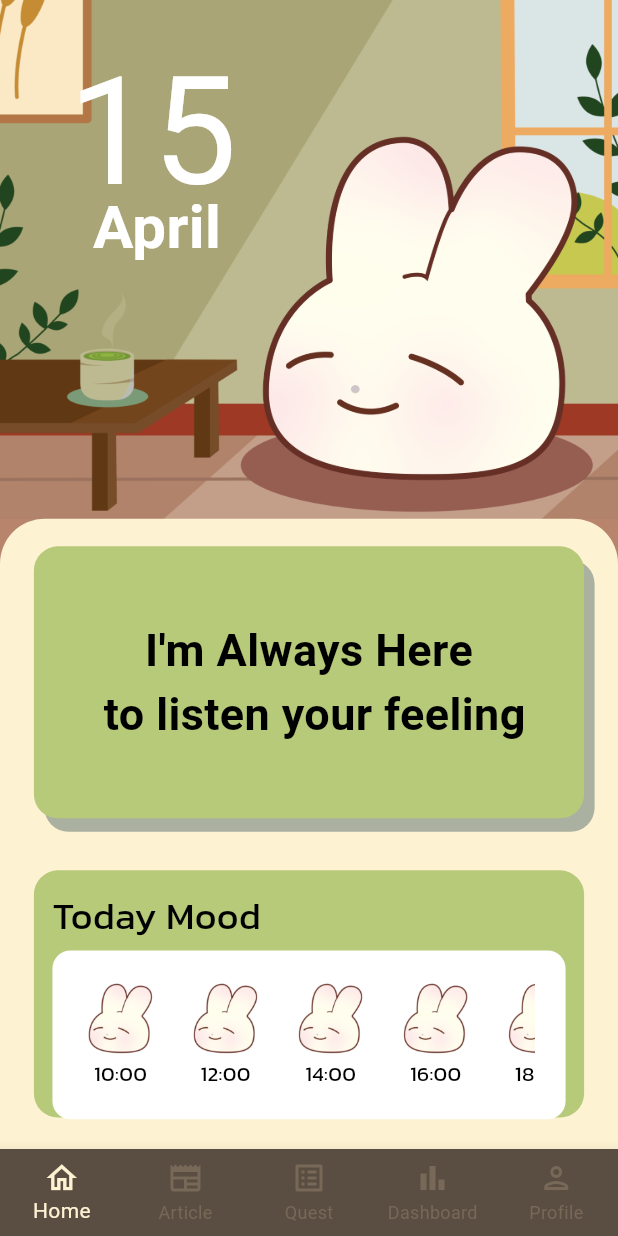
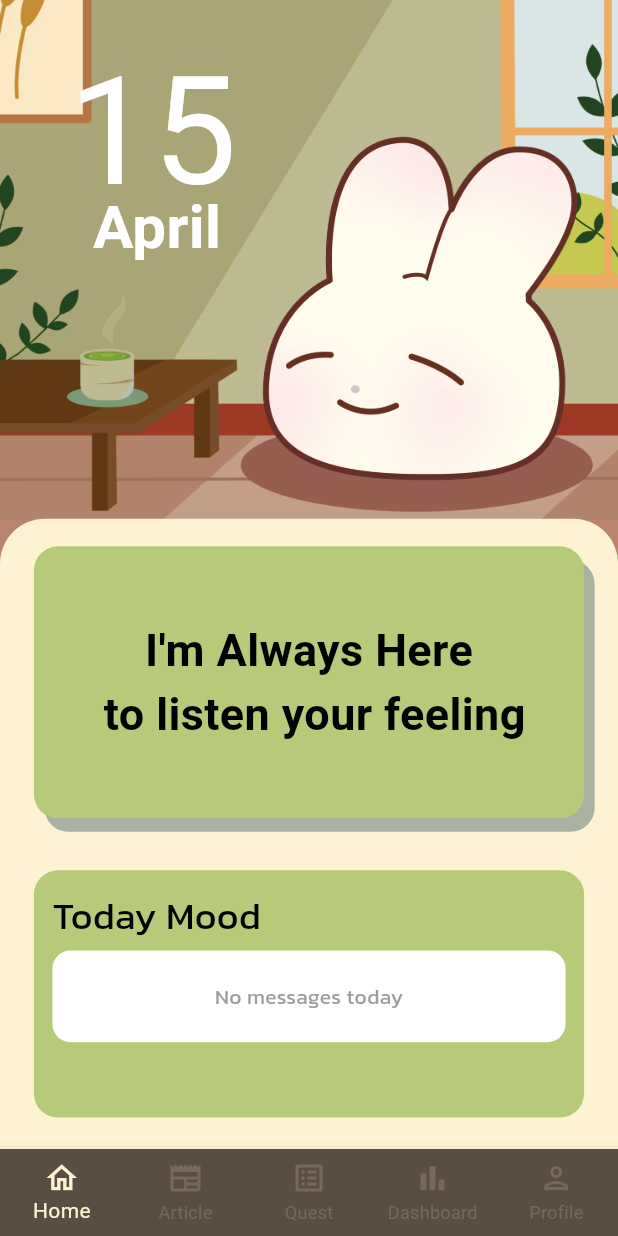
Before and after one commit to lipikakanlayarit/MobileApplication-Project-15, a Flutter app: the screen it shows after launch, on a phone screen of 412 x 824 dp. Run offline on Flutter 3.47's test engine with Material 3 defaults, Android fonts, the phone set to English and light mode, and no system bars; our stand-ins replace easy_date_timeline, sqflite; accounts and stored records are empty; Roboto replaces fonts that are missing (KleeOne).

Commit message:
db for homepage

```diff
--- a/lib/pages/home_page.dart
+++ b/lib/pages/home_page.dart
@@ -1,6 +1,7 @@
 import 'package:flutter/material.dart';
 import 'package:intl/intl.dart';
 import 'package:mobile_project/pages/Chat_page.dart';
+import 'package:mobile_project/models/db_helper.dart';
 
 class HomePage extends StatelessWidget {
   const HomePage({super.key});
@@ -22,9 +23,6 @@ class HomePage extends StatelessWidget {
   }
 }
 
-
-
-// Header Section: Date, Background Image, "It's gonna be okay"
 class HeaderSection extends StatelessWidget {
   final double screenWidth;
   final double screenHeight;
@@ -48,7 +46,6 @@ class HeaderSection extends StatelessWidget {
         ),
         child: Stack(
           children: [
-            // Date and Month
             Positioned(
               top: screenHeight * 0.02,
               left: screenWidth * 0.11,
@@ -66,7 +63,6 @@ class HeaderSection extends StatelessWidget {
                 ],
               ),
             ),
-
             Positioned(
               top: screenHeight * 0.15,
               left: screenWidth * 0.15,
@@ -85,8 +81,6 @@ class HeaderSection extends StatelessWidget {
                 ],
               ),
             ),
-
-            // Bunny Image
             Positioned(
               bottom: screenHeight * 0.02,
               right: screenWidth * 0.02,
@@ -127,7 +121,7 @@ class BottomSection extends StatelessWidget {
       child: Column(
         children: [
           FeelButtonSection(screenWidth: screenWidth, screenHeight: screenHeight),
-          SizedBox(height: 10),  // Space between sections, can adjust this
+          SizedBox(height: 10),
           TodayMoodSection(screenWidth: screenWidth, screenHeight: screenHeight),
         ],
       ),
@@ -146,16 +140,15 @@ class FeelButtonSection extends StatelessWidget {
 
   @override
   Widget build(BuildContext context) {
-    return GestureDetector(  // Added GestureDetector to handle tap
+    return GestureDetector(
       onTap: () {
-        // Navigate to the ChatPage when tapped
         Navigator.push(
           context,
           MaterialPageRoute(builder: (context) => ChatPage(userId: 1)),
         );
       },
       child: Container(
-        height: screenHeight * 0.22,  // Set a fixed height, you can adjust the value as needed
+        height: screenHeight * 0.22,
         margin: EdgeInsets.symmetric(
           horizontal: screenWidth * 0.05,
           vertical: screenHeight * 0.02,
@@ -188,7 +181,7 @@ class FeelButtonSection extends StatelessWidget {
   }
 }
 
-class TodayMoodSection extends StatelessWidget {
+class TodayMoodSection extends StatefulWidget {
   final double screenWidth;
   final double screenHeight;
 
@@ -198,15 +191,46 @@ class TodayMoodSection extends StatelessWidget {
   });
 
   @override
+  State<TodayMoodSection> createState() => _TodayMoodSectionState();
+}
+
+class _TodayMoodSectionState extends State<TodayMoodSection> {
+  final DatabaseHelper _dbHelper = DatabaseHelper();
+  List<Map<String, dynamic>> _todayMessages = [];
+  bool _isLoading = true;
+
+  @override
+  void initState() {
+    super.initState();
+    _loadTodayMessages();
+  }
+
+  Future<void> _loadTodayMessages() async {
+    try {
+      final messages = await _dbHelper.getMessagesForToday();
+
+      setState(() {
+        _todayMessages = messages;
+        _isLoading = false;
+      });
+    } catch (e) {
+      print('Error loading today messages: \$e');
+      setState(() {
+        _isLoading = false;
+      });
+    }
+  }
+
+  @override
   Widget build(BuildContext context) {
     return Container(
-      height: screenHeight * 0.2,  // Set a fixed height, adjust this as necessary
-      width: screenWidth,
+      height: widget.screenHeight * 0.2,
+      width: widget.screenWidth,
       margin: EdgeInsets.symmetric(
-        horizontal: screenWidth * 0.05,
-        vertical: screenHeight * 0.01,
+        horizontal: widget.screenWidth * 0.05,
+        vertical: widget.screenHeight * 0.01,
       ),
-      padding: EdgeInsets.all(screenWidth * 0.03),
+      padding: EdgeInsets.all(widget.screenWidth * 0.03),
       decoration: BoxDecoration(
         color: const Color.fromRGBO(183, 202, 121, 1),
         borderRadius: BorderRadius.circular(16),
@@ -223,29 +247,49 @@ class TodayMoodSection extends StatelessWidget {
             ),
           ),
           const SizedBox(height: 5),
-          // Make this section horizontally scrollable
-          Container(
-            padding: EdgeInsets.all(screenHeight * 0.025),
+          _isLoading
+              ? Center(child: CircularProgressIndicator())
+              : Container(
+                  padding: EdgeInsets.all(widget.screenHeight * 0.025),
                   decoration: BoxDecoration(
                     color: Colors.white,
                     borderRadius: BorderRadius.circular(12),
                   ),
-            child: SingleChildScrollView(
+                  child: _todayMessages.isEmpty
+                      ? Center(
+                          child: Text(
+                            "No messages today",
+                            style: TextStyle(
+                              fontFamily: 'Kanit',
+                              fontSize: 14,
+                              color: Colors.grey,
+                            ),
+                          ),
+                        )
+                      : SingleChildScrollView(
                           scrollDirection: Axis.horizontal,
                           child: Row(
-                children: List.generate(6, (index) {
+                            children: _todayMessages.map((message) {
+                              String timeText = 'Unknown';
+                              try {
+                                final timestamp = DateTime.parse(message['timestamp'] ?? '');
+                                timeText = DateFormat('HH:mm').format(timestamp);
+                              } catch (e) {
+                                print('Error parsing timestamp: \$e');
+                              }
+
                               return Container(
-                    margin: EdgeInsets.only(right: screenWidth * 0.05),
+                                margin: EdgeInsets.only(right: widget.screenWidth * 0.05),
                                 child: Column(
                                   children: [
                                     Image.asset(
-                          'assets/images/normal-01.png',
-                          width: screenWidth * 0.12,
-                          height: screenWidth * 0.12,
+                                      message['emoji_path'] ?? 'assets/images/normal-01.png',
+                                      width: widget.screenWidth * 0.12,
+                                      height: widget.screenWidth * 0.12,
                                     ),
                                     const SizedBox(height: 2),
                                     Text(
-                          "${10 + index * 2}:00",
+                                      timeText,
                                       style: const TextStyle(
                                         fontFamily: 'Kanit',
                                         fontSize: 14,
@@ -255,7 +299,7 @@ class TodayMoodSection extends StatelessWidget {
                                   ],
                                 ),
                               );
-                }),
+                            }).toList(),
                           ),
                         ),
                 ),
```
Also changed, not shown: lib/models/db_helper.dart (+27 -0 lines). Lines whose indentation alone changed are shown as unchanged.
